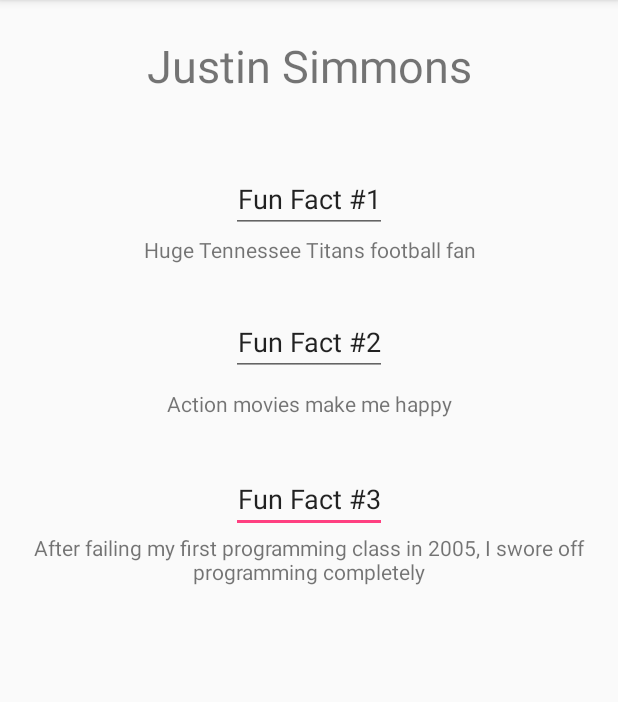
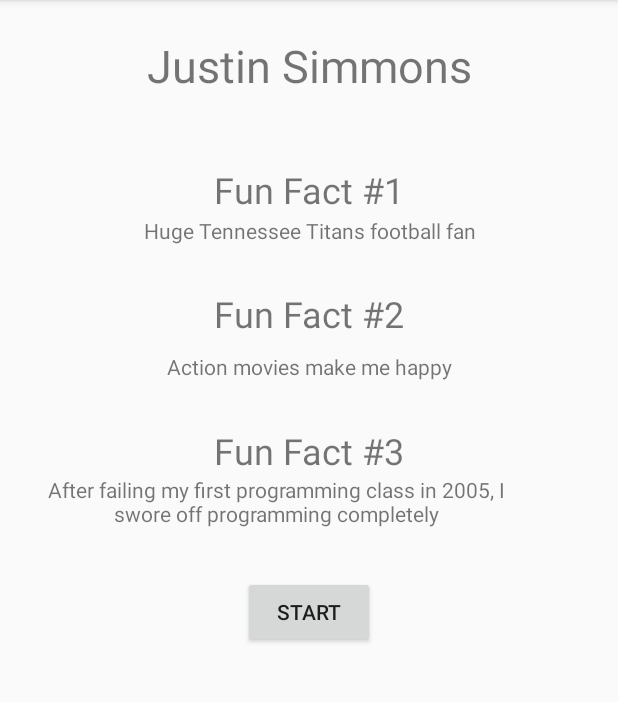
Before and after one commit to just255/AD340, an Android app: the screen it shows after launch (MainActivity), on a phone screen of 412 x 824 dp, the part 84-786 px from its top. Run offline under Robolectric (Android 15) with nearby library versions, the phone set to English and light mode, and no system bars.

Commit message:
Week 2 HW

```diff
--- a/app/src/main/AndroidManifest.xml
+++ b/app/src/main/AndroidManifest.xml
@@ -10,13 +10,17 @@
         android:supportsRtl="true"
         android:theme="@style/AppTheme">
         <activity android:name=".MainActivity"
-                android:screenOrientation="portrait">
+            android:screenOrientation="portrait">
             <intent-filter>
                 <action android:name="android.intent.action.MAIN" />
 
                 <category android:name="android.intent.category.LAUNCHER" />
             </intent-filter>
         </activity>
+        <activity android:name=".MessageActivity"
+            android:screenOrientation="portrait">
+
+        </activity>
     </application>
 
 </manifest>
--- a/app/src/main/java/com/justinsimmons/myapplication/MainActivity.java
+++ b/app/src/main/java/com/justinsimmons/myapplication/MainActivity.java
@@ -1,7 +1,11 @@
 package com.justinsimmons.myapplication;
 
+import android.content.Intent;
 import android.support.v7.app.AppCompatActivity;
 import android.os.Bundle;
+import android.util.Log;
+import android.view.View;
+import android.widget.Button;
 
 public class MainActivity extends AppCompatActivity {
 
@@ -9,5 +13,16 @@ public class MainActivity extends AppCompatActivity {
     protected void onCreate(Bundle savedInstanceState) {
         super.onCreate(savedInstanceState);
         setContentView(R.layout.activity_main);
+
+        Button clickButton = (Button) findViewById(R.id.btnStartMessageActivity);
+        clickButton.setOnClickListener(new View.OnClickListener() {
+
+            @Override
+            public void onClick(View v) {
+                // TODO Auto-generated method stub
+                Intent intent = new Intent(MainActivity.this, MessageActivity.class);
+                startActivity(intent);
+            }
+        });
     }
 }
--- a/app/src/main/res/layout/activity_main.xml
+++ b/app/src/main/res/layout/activity_main.xml
@@ -6,33 +6,43 @@
     android:layout_height="match_parent"
     tools:context="com.justinsimmons.myapplication.MainActivity">
 
-    <EditText
-        android:id="@+id/lblFunFact3"
+    <TextView
+        android:id="@+id/lblName"
         android:layout_width="wrap_content"
         android:layout_height="wrap_content"
-        android:layout_marginTop="31dp"
-        android:inputType="none"
-        android:text="@string/lblFact3"
+        android:text="@string/my_name"
+        android:textSize="30sp"
+        app:layout_constraintBottom_toBottomOf="parent"
+        app:layout_constraintLeft_toLeftOf="parent"
+        app:layout_constraintRight_toRightOf="parent"
+        app:layout_constraintTop_toTopOf="parent"
+        app:layout_constraintVertical_bias="0.032" />
+
+    <TextView
+        android:id="@+id/lblFunFact1"
+        android:layout_width="wrap_content"
+        android:layout_height="wrap_content"
+        android:layout_marginTop="46dp"
+        android:text="Fun Fact #1"
         android:textAlignment="center"
+        android:textSize="24sp"
         app:layout_constraintHorizontal_bias="0.501"
         app:layout_constraintLeft_toLeftOf="parent"
         app:layout_constraintRight_toRightOf="parent"
-        app:layout_constraintTop_toBottomOf="@+id/txtFact2" />
+        app:layout_constraintTop_toBottomOf="@+id/lblName" />
 
     <TextView
-        android:id="@+id/txtFact3"
+        android:id="@+id/txtFact1"
         android:layout_width="wrap_content"
         android:layout_height="wrap_content"
-        android:text="After failing my first programming class in 2005, I swore off programming completely"
+        android:layout_marginTop="1dp"
+        android:text="Huge Tennessee Titans football fan"
         android:textAlignment="center"
-        app:layout_constraintBottom_toBottomOf="parent"
         app:layout_constraintLeft_toLeftOf="parent"
         app:layout_constraintRight_toRightOf="parent"
-        app:layout_constraintTop_toBottomOf="@+id/lblFunFact3"
-        app:layout_constraintVertical_bias="0.0"
-        app:layout_constraintHorizontal_bias="0.0" />
+        app:layout_constraintTop_toBottomOf="@+id/lblFunFact1" />
 
-    <EditText
+    <TextView
         android:id="@+id/lblFunFact2"
         android:layout_width="wrap_content"
         android:layout_height="wrap_content"
@@ -40,6 +50,7 @@
         android:inputType="none"
         android:text="@string/lblFact2"
         android:textAlignment="center"
+        android:textSize="24sp"
         app:layout_constraintLeft_toLeftOf="parent"
         app:layout_constraintRight_toRightOf="parent"
         app:layout_constraintTop_toBottomOf="@+id/txtFact1" />
@@ -57,39 +68,40 @@
         app:layout_constraintVertical_bias="0.018" />
 
     <TextView
-        android:id="@+id/lblName"
+        android:id="@+id/lblFunFact3"
         android:layout_width="wrap_content"
         android:layout_height="wrap_content"
-        android:text="@string/my_name"
-        android:textSize="30sp"
-        app:layout_constraintBottom_toBottomOf="parent"
+        android:layout_marginTop="30dp"
+        android:text="@string/lblFact3"
+        android:textAlignment="center"
+        android:textSize="24sp"
+        app:layout_constraintHorizontal_bias="0.501"
         app:layout_constraintLeft_toLeftOf="parent"
         app:layout_constraintRight_toRightOf="parent"
-        app:layout_constraintTop_toTopOf="parent"
-        app:layout_constraintVertical_bias="0.032" />
+        app:layout_constraintTop_toBottomOf="@+id/txtFact2" />
 
-    <EditText
-        android:id="@+id/lblFunFact1"
+    <TextView
+        android:id="@+id/txtFact3"
+        android:layout_width="368dp"
+        android:layout_height="wrap_content"
+        android:paddingLeft="16dp"
+        android:paddingRight="16dp"
+        android:text="After failing my first programming class in 2005, I swore off programming completely"
+        android:textAlignment="center"
+        app:layout_constraintBottom_toBottomOf="parent"
+        app:layout_constraintHorizontal_bias="0.0"
+        app:layout_constraintTop_toBottomOf="@+id/lblFunFact3"
+        app:layout_constraintVertical_bias="0.0"
+        tools:layout_editor_absoluteX="8dp" />
+
+    <Button
+        android:id="@+id/btnStartMessageActivity"
         android:layout_width="wrap_content"
         android:layout_height="wrap_content"
-        android:layout_marginTop="46dp"
-        android:inputType="none"
-        android:text="@string/lblFact1"
-        android:textAlignment="center"
+        android:text="Start"
         app:layout_constraintLeft_toLeftOf="parent"
         app:layout_constraintRight_toRightOf="parent"
-        app:layout_constraintTop_toBottomOf="@+id/lblName"
-        app:layout_constraintHorizontal_bias="0.501" />
-
-    <TextView
-        android:id="@+id/txtFact1"
-        android:layout_width="wrap_content"
-        android:layout_height="wrap_content"
-        android:text="Huge Tennessee Titans football fan"
-        android:textAlignment="center"
-        app:layout_constraintLeft_toLeftOf="parent"
-        app:layout_constraintRight_toRightOf="parent"
-        app:layout_constraintTop_toBottomOf="@+id/lblFunFact1"
-        android:layout_marginTop="1dp" />
+        app:layout_constraintTop_toBottomOf="@+id/txtFact3"
+        android:layout_marginTop="32dp" />
 
 </android.support.constraint.ConstraintLayout>
```
Also changed, not shown: app/src/main/java/com/justinsimmons/myapplication/MessageActivity.java (added, +52 -0 lines), app/src/main/res/layout/activity_message.xml (added, +17 -0 lines).
